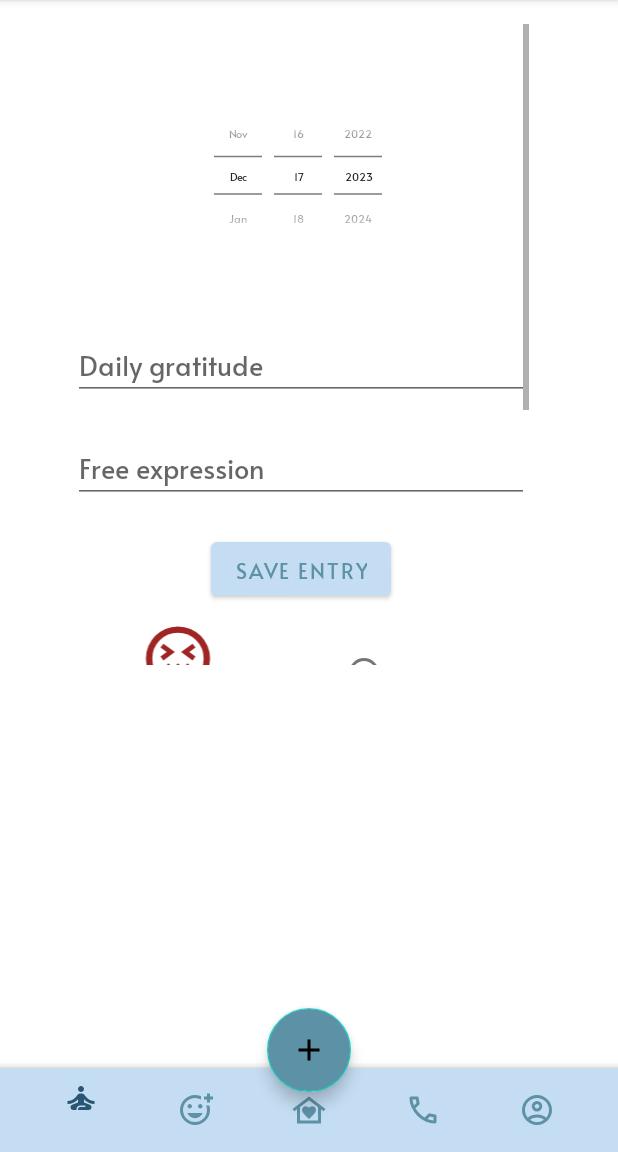
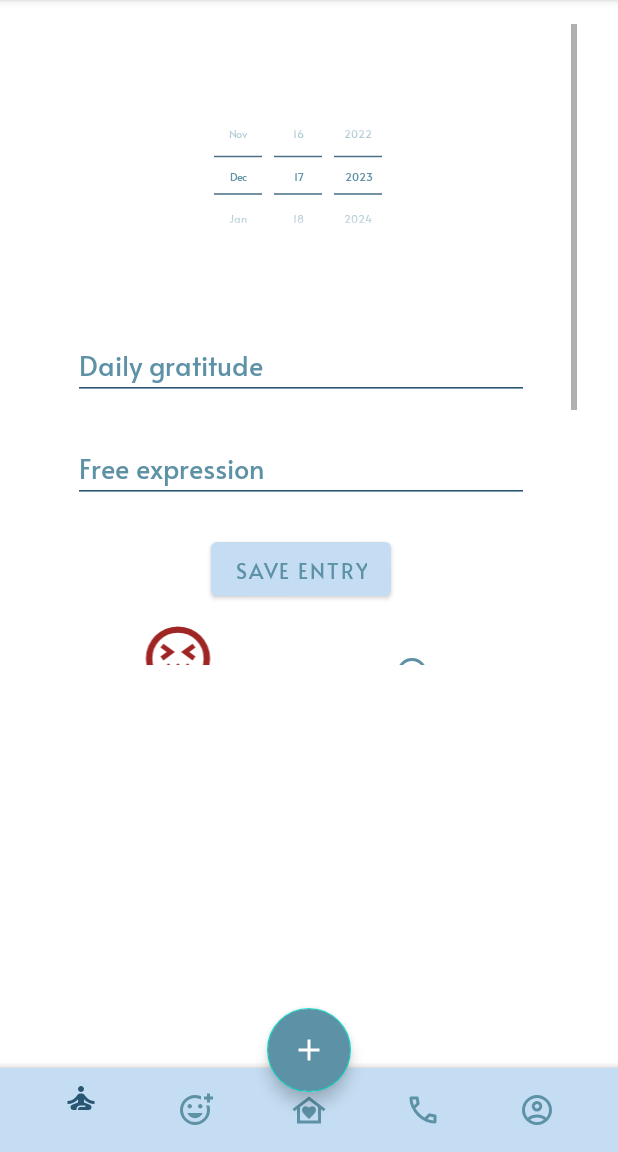
Before and after one commit to Ulpeo/Moodify, an Android app: the screen it shows after launch once a user with an empty profile is signed in (MainActivity), after a tap on "TODO", on a phone screen of 412 x 824 dp, the part 84-1236 px from its top. Run offline under Robolectric (Android 15) with nearby library versions, the phone set to English and light mode, and no system bars; our stand-ins replace Firebase (no records; nobody signed in at launch, a user with empty details on screens opened directly), Room's generated code; libraries missing offline, so code that uses them is left out: com.google.api.client, com.google.api.services, pub.devrel.easypermissions.

Commit message:
minor changes in design

```diff
--- a/app/src/main/res/layout/activity_main.xml
+++ b/app/src/main/res/layout/activity_main.xml
@@ -54,6 +54,7 @@
         android:layout_gravity="center|bottom"
         android:layout_marginBottom="40dp"
         android:backgroundTint="@color/secondary_blue"
+        app:tint="@color/white"
         android:contentDescription="TODO"
         android:src="@drawable/add"
 
--- a/app/src/main/res/layout/fragment_new_entry.xml
+++ b/app/src/main/res/layout/fragment_new_entry.xml
@@ -23,7 +23,7 @@
 
             <DatePicker
                 android:id="@+id/entryDate"
-                android:layout_width="wrap_content"
+                android:layout_width="368dp"
                 android:layout_height="202dp"
                 android:layout_gravity="center"
                 android:background="#FFFFFF"
@@ -31,6 +31,7 @@
                 android:datePickerMode="spinner"
                 android:scaleX=".5"
                 android:scaleY=".5"
+                android:theme="@style/CustomDatePickerTheme"
                 android:translationZ="-1dp"
                 android:visibility="visible" />
 
@@ -41,7 +42,12 @@
                 android:layout_gravity="center"
                 android:ems="10"
                 android:hint="Daily gratitude"
-                android:inputType="text|textMultiLine" />
+                android:inputType="text|textMultiLine"
+                android:textColorHint="@color/secondary_blue"
+                android:textColor="@color/dark_blue"
+                android:outlineSpotShadowColor="@color/dark_blue"
+                android:backgroundTint="@color/dark_blue"
+                android:textCursorDrawable="@color/secondary_blue"/>
 
             <EditText
                 android:id="@+id/freeExpression"
@@ -51,7 +57,12 @@
                 android:layout_marginTop="20dp"
                 android:ems="10"
                 android:hint="Free expression"
-                android:inputType="text|textMultiLine" />
+                android:inputType="text|textMultiLine"
+                android:textColorHint="@color/secondary_blue"
+                android:textColor="@color/dark_blue"
+                android:outlineSpotShadowColor="@color/dark_blue"
+                android:backgroundTint="@color/dark_blue"
+                android:textCursorDrawable="@color/secondary_blue"/>
 
             <Button
                 android:id="@+id/btnSaveEntry"
@@ -128,37 +139,50 @@
                     android:layout_height="254dp"
                     android:layout_gravity="center"
                     android:layout_marginTop="10dp"
-                    android:gravity="center">
+                    android:gravity="center"
+
+                    >
 
                     <RadioButton
                         android:id="@+id/moodAnxious"
                         android:layout_width="87dp"
                         android:layout_height="wrap_content"
-                        android:text="Anxious" />
+                        android:text="Anxious"
+                        android:buttonTint="@color/secondary_blue"
+                        android:textColor="@color/dark_blue"
+                        />
 
                     <RadioButton
                         android:id="@+id/moodSad"
                         android:layout_width="87dp"
                         android:layout_height="wrap_content"
-                        android:text="Sad" />
+                        android:text="Sad"
+                        android:buttonTint="@color/secondary_blue"
+                        android:textColor="@color/dark_blue"/>
 
                     <RadioButton
                         android:id="@+id/moodSoso"
                         android:layout_width="87dp"
                         android:layout_height="wrap_content"
-                        android:text="So so" />
+                        android:text="So so"
+                        android:buttonTint="@color/secondary_blue"
+                        android:textColor="@color/dark_blue"/>
 
                     <RadioButton
                         android:id="@+id/moodGood"
                         android:layout_width="87dp"
                         android:layout_height="wrap_content"
-                        android:text="Good" />
+                        android:text="Good"
+                        android:buttonTint="@color/secondary_blue"
+                        android:textColor="@color/dark_blue"/>
 
                     <RadioButton
                         android:id="@+id/moodHappy"
                         android:layout_width="87dp"
                         android:layout_height="wrap_content"
-                        android:text="Happy" />
+                        android:text="Happy"
+                        android:buttonTint="@color/secondary_blue"
+                        android:textColor="@color/dark_blue"/>
 
                 </RadioGroup>
             </LinearLayout>
--- a/app/src/main/res/values/themes.xml
+++ b/app/src/main/res/values/themes.xml
@@ -15,4 +15,9 @@
         <item name="android:fontFamily">@font/alata</item>
         <item name="android:textColor">@color/dark_blue</item>
     </style>
+    <style name="CustomDatePickerTheme" parent="Theme.AppCompat.Light.Dialog">
+        <item name="colorAccent">@color/secondary_blue</item>
+        <item name="android:textColorPrimary">@color/secondary_blue</item>
+        <item name="android:textColorSecondary">@color/dark_blue</item>
+    </style>
 </resources>
```
Also changed, not shown: app/src/main/res/layout/activity_login.xml (+12 -2 lines), app/src/main/res/layout/fragment_home.xml (+8 -6 lines).
